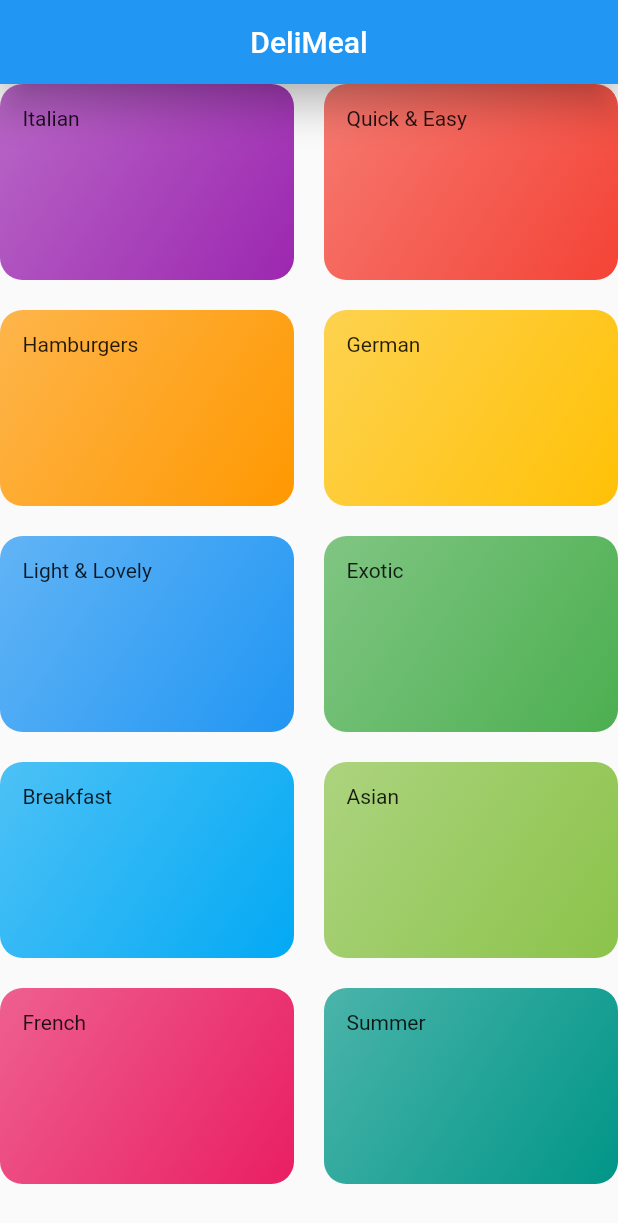
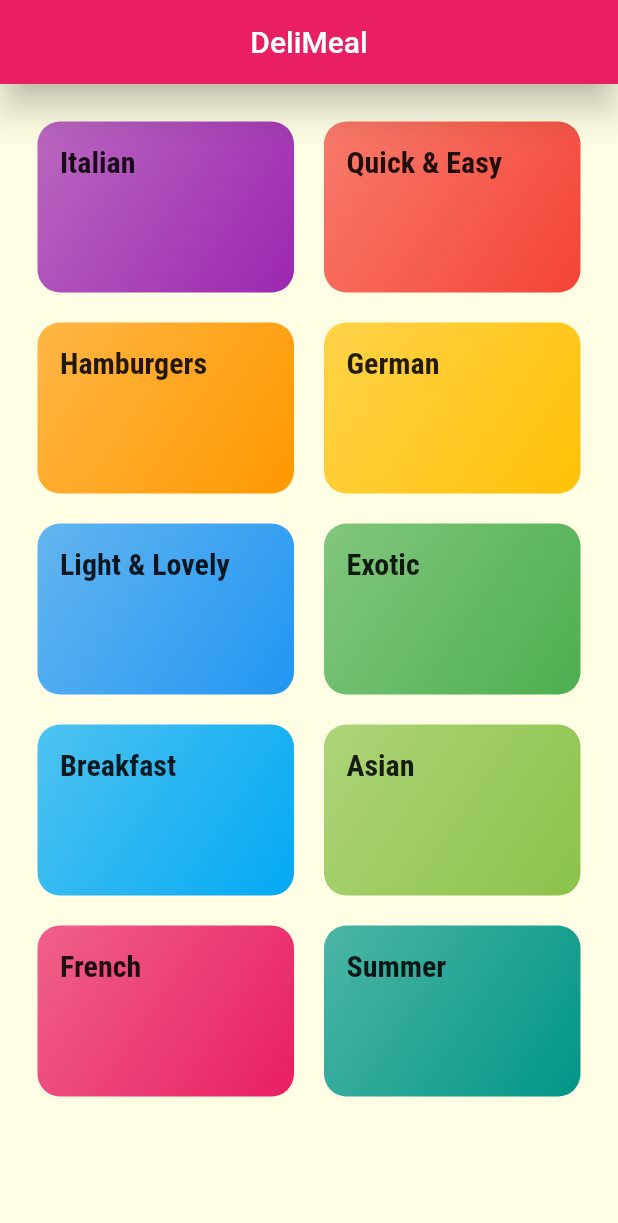
Before and after one commit to skyGwork/u_flutter_guide, a Flutter app: the screen it shows after launch, on a phone screen of 412 x 824 dp. Shown: the top 1223 px of the screen. Run offline on Flutter 3.47's test engine with Material 2 defaults, Android fonts, the phone set to English and light mode, and no system bars.

Commit message:
app theme

```diff
--- a/lib/categories_screen.dart
+++ b/lib/categories_screen.dart
@@ -13,6 +13,7 @@
         title: const Text('DeliMeal'),
       ),
       body: GridView(
+        padding: const EdgeInsets.all(25),
         gridDelegate: const SliverGridDelegateWithMaxCrossAxisExtent(
           maxCrossAxisExtent: 200,
           childAspectRatio: 3 / 2,
--- a/lib/category_item.dart
+++ b/lib/category_item.dart
@@ -23,7 +23,10 @@
         ),
         borderRadius: BorderRadius.circular(15),
       ),
-      child: Text(title),
+      child: Text(
+        title,
+        style: Theme.of(context).textTheme.bodyText1,
+      ),
     );
   }
 }
--- a/lib/main.dart
+++ b/lib/main.dart
@@ -13,7 +13,10 @@
         debugShowCheckedModeBanner: false,
         title: 'DeliMeals',
         theme: ThemeData(
-          primarySwatch: Colors.blue,
+          colorScheme:
+              ColorScheme.fromSwatch(primarySwatch: Colors.pink).copyWith(
+            secondary: Colors.amber,
+          ),
           appBarTheme: const AppBarTheme(
             // color: Colors.red,
             // backgroundColor:Colors.red,
@@ -24,6 +27,24 @@
               color: Colors.white,
             ),
           ),
+          canvasColor: const Color.fromRGBO(255, 254, 229, 1),
+          fontFamily: 'Raleway',
+          textTheme: ThemeData.light().textTheme.copyWith(
+                //body1
+                overline: const TextStyle(
+                  color: Color.fromRGBO(20, 51, 51, 1),
+                ),
+                //body2
+                caption: const TextStyle(
+                  color: Color.fromRGBO(20, 51, 51, 1),
+                ),
+                // title
+                bodyText1: const TextStyle(
+                  fontSize: 20,
+                  fontFamily: 'RobotoCondensed',
+                  fontWeight: FontWeight.bold,
+                ),
+              ),
         ),
         home: const CategoriesScreen());
   }
```
